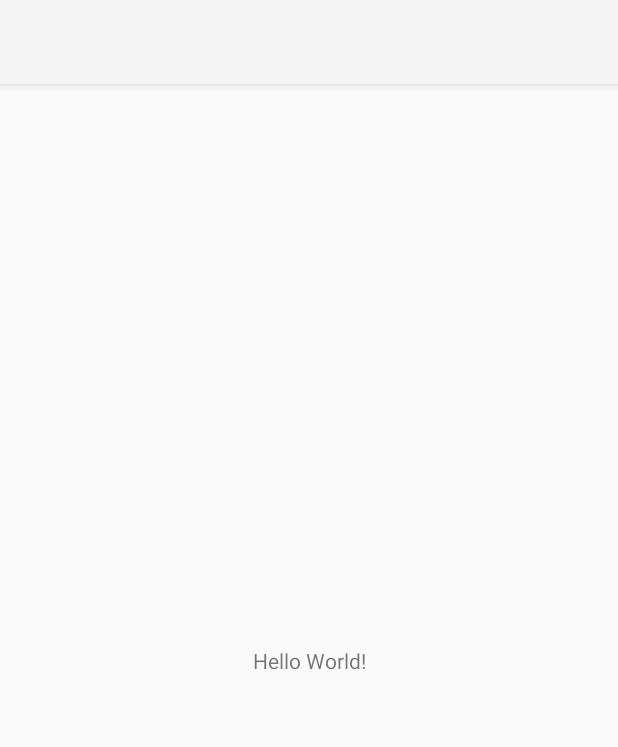
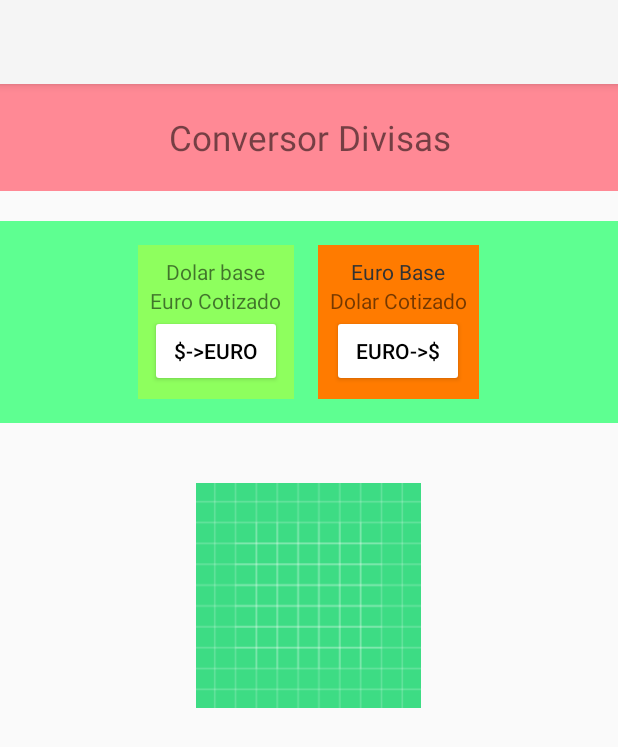
Before and after one commit to AlbertoCodex/desarrolloInterfaces, an Android app: the screen it shows after launch (MainActivity), on a phone screen of 412 x 824 dp. Shown: the top 747 px of the screen. Run offline under Robolectric (Android 15) with nearby library versions, the phone set to English and light mode, and no system bars.

Commit message:
Frames + TV + Buttons + Un poco de estilos

```diff
--- a/conversorDivisas/app/src/main/res/layout/activity_main.xml
+++ b/conversorDivisas/app/src/main/res/layout/activity_main.xml
@@ -1,19 +1,102 @@
 <?xml version="1.0" encoding="utf-8"?>
-<androidx.constraintlayout.widget.ConstraintLayout xmlns:android="http://schemas.android.com/apk/res/android"
+<LinearLayout
+    xmlns:android="http://schemas.android.com/apk/res/android"
     xmlns:app="http://schemas.android.com/apk/res-auto"
     xmlns:tools="http://schemas.android.com/tools"
     android:id="@+id/main"
     android:layout_width="match_parent"
     android:layout_height="match_parent"
-    tools:context=".MainActivity">
+    tools:context=".MainActivity"
+    android:orientation="vertical"
+    android:gravity="center_horizontal">
 
-    <TextView
-        android:layout_width="wrap_content"
+    <!-- Header -->
+    <FrameLayout
+        android:layout_width="match_parent"
         android:layout_height="wrap_content"
-        android:text="Hello World!"
-        app:layout_constraintBottom_toBottomOf="parent"
-        app:layout_constraintEnd_toEndOf="parent"
-        app:layout_constraintStart_toStartOf="parent"
-        app:layout_constraintTop_toTopOf="parent" />
+        android:layout_gravity="center_horizontal">
 
-</androidx.constraintlayout.widget.ConstraintLayout>
+        <TextView
+            android:layout_width="match_parent"
+            android:layout_height="match_parent"
+            android:text="Conversor Divisas"
+            android:gravity="center"
+            android:textSize="23sp"
+            android:background="#FF8995"
+            android:padding="20dp"
+            android:layout_marginBottom="20dp" />
+    </FrameLayout>
+
+    <!-- Layout para Conversion -->
+    <LinearLayout
+        android:layout_width="match_parent"
+        android:layout_height="wrap_content"
+        android:padding="16dp"
+        android:gravity="center"
+        android:background="#5eff91"
+        android:orientation="horizontal"
+        android:layout_marginBottom="20dp">
+
+        <!-- Parte izquierda -->
+        <LinearLayout
+            android:layout_width="wrap_content"
+            android:layout_height="wrap_content"
+            android:padding="8dp"
+            android:background="#8eff5e"
+            android:orientation="vertical"
+            android:gravity="center">
+            <TextView
+                android:layout_width="wrap_content"
+                android:layout_height="wrap_content"
+                android:text="Dolar base"/>
+            <TextView
+                android:layout_width="wrap_content"
+                android:layout_height="wrap_content"
+                android:text="Euro Cotizado" />
+            <!-- Boton -->
+            <Button
+                android:layout_width="wrap_content"
+                android:layout_height="wrap_content"
+                android:gravity="center"
+                android:backgroundTint="@color/white"
+                android:textColor="@color/black"
+                android:text="$->Euro"/>
+        </LinearLayout>
+        <!-- Parte Derecha -->
+        <LinearLayout
+            android:layout_width="wrap_content"
+            android:layout_height="wrap_content"
+            android:orientation="vertical"
+            android:background="#ff7b00"
+            android:padding="8dp"
+            android:layout_marginLeft="16dp"
+            android:gravity="center">
+
+            <TextView
+                android:layout_width="wrap_content"
+                android:layout_height="wrap_content"
+                android:text="Euro Base"
+                android:textSize="14sp"
+                android:textColor="#333333"/>
+            <TextView
+                android:layout_width="wrap_content"
+                android:layout_height="wrap_content"
+                android:text="Dolar Cotizado"/>
+            <!-- Boton -->
+            <Button
+                android:layout_width="wrap_content"
+                android:layout_height="wrap_content"
+                android:backgroundTint="@color/white"
+                android:textColor="@color/black"
+                android:text="Euro->$"/>
+        </LinearLayout>
+    </LinearLayout>
+
+    <!-- Imagen -->
+    <ImageView
+        android:layout_width="150dp"
+        android:layout_height="150dp"
+        android:src="@drawable/ic_launcher_background"
+        android:contentDescription="Currency Image"
+        android:layout_marginTop="20dp"/>
+</LinearLayout>
--- a/conversorDivisas/gradle/libs.versions.toml
+++ b/conversorDivisas/gradle/libs.versions.toml
@@ -1,5 +1,5 @@
 [versions]
-agp = "8.5.0"
+agp = "8.6.0"
 kotlin = "1.9.0"
 coreKtx = "1.10.1"
 junit = "4.13.2"
```
